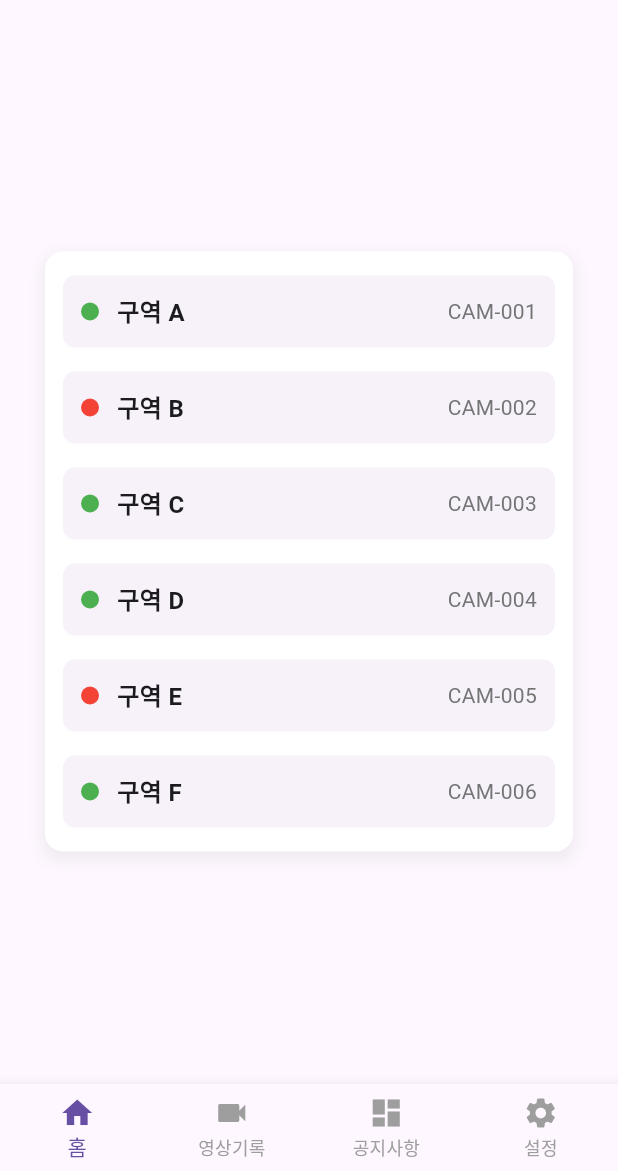
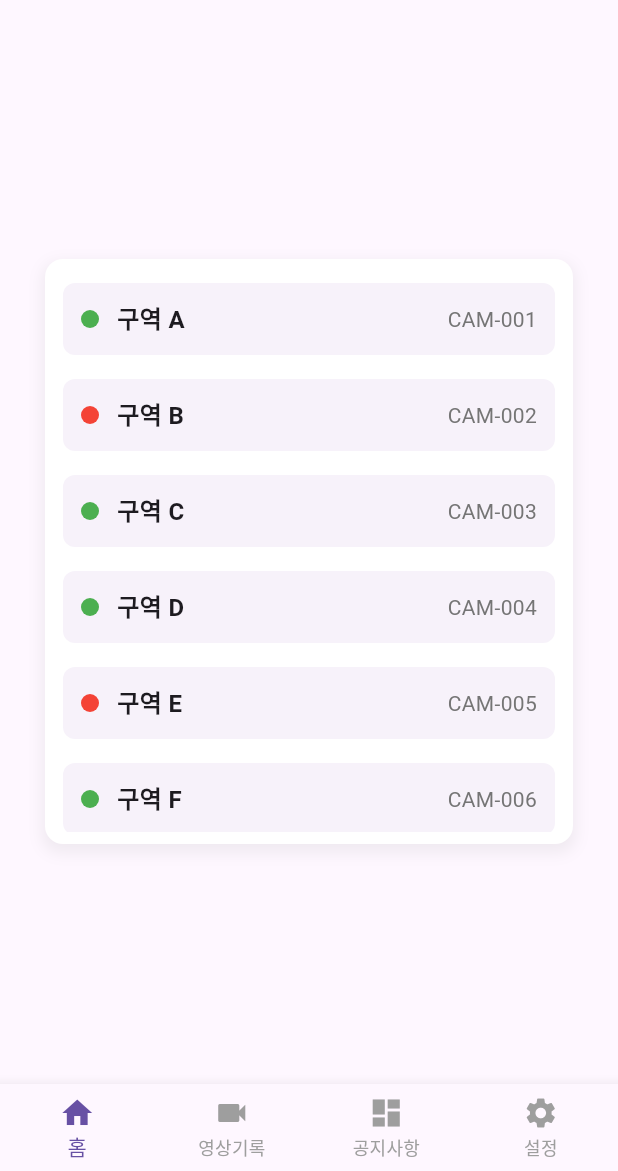
Before and after one commit to jonghun828/cabstone2025_firewatcher, a Flutter app: the MainPage screen opened by its route, on a phone screen of 412 x 824 dp, the part 65-1236 px from its top. Run offline on Flutter 3.47's test engine with Material 3 defaults, Android fonts, the phone set to English and light mode, and no system bars.

Commit message:
design: 메인화면 센서현황 UI 수정

```diff
--- a/lib/widgets/home_sensor_list_widget.dart
+++ b/lib/widgets/home_sensor_list_widget.dart
@@ -21,7 +21,7 @@ class HomeSensorListWidget extends StatelessWidget {
           child: Padding(
             padding: const EdgeInsets.symmetric(horizontal: 30.0), // 박스의 좌우 패딩 설정
             child: SizedBox( // 박스의 높이 제한
-              height: 400.0, // 고정 높이 400.0
+              height: 390.0, // 고정 높이 400.0
               child: Container( // 실제 박스 (ListView를 포함)
                 decoration: BoxDecoration(
                   color: Colors.white, // 배경색
```
